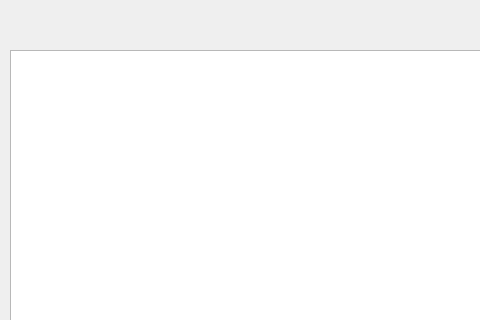
This is main.ui in ParfenovSergey/Coffee as Qt 5 draws it before an edit; both pictures show x 0 to 480 and y 0 to 320 of the 800 by 600 pixel window. The edited form follows.
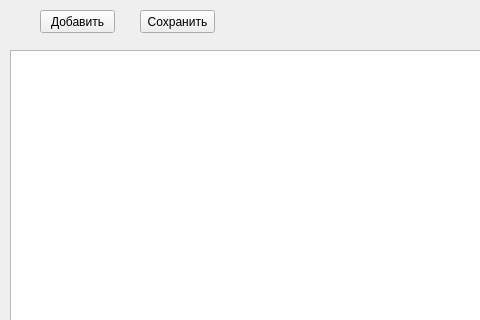
This is the edited form.

Diff of the .ui file:
```diff
--- a/main.ui
+++ b/main.ui
@@ -22,8 +22,31 @@
      <height>550</height>
     </rect>
    </property>
-      <property name="editTriggers">
-    <set>QAbstractItemView::NoEditTriggers</set>
+  </widget>
+    <widget class="QPushButton" name="add_button">
+   <property name="geometry">
+    <rect>
+     <x>40</x>
+     <y>10</y>
+     <width>75</width>
+     <height>23</height>
+    </rect>
+   </property>
+   <property name="text">
+    <string>Добавить</string>
+   </property>
+  </widget>
+    <widget class="QPushButton" name="save_db_button">
+   <property name="geometry">
+    <rect>
+     <x>140</x>
+     <y>10</y>
+     <width>75</width>
+     <height>23</height>
+    </rect>
+   </property>
+   <property name="text">
+    <string>Сохранить</string>
    </property>
   </widget>
  </widget>
```
